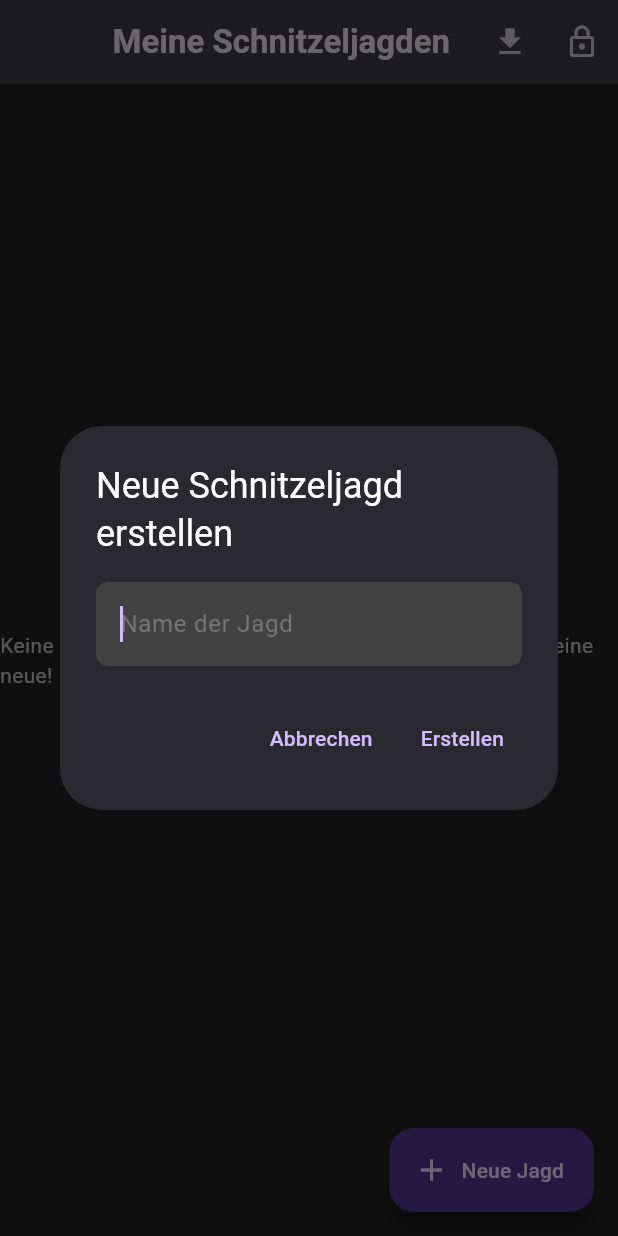
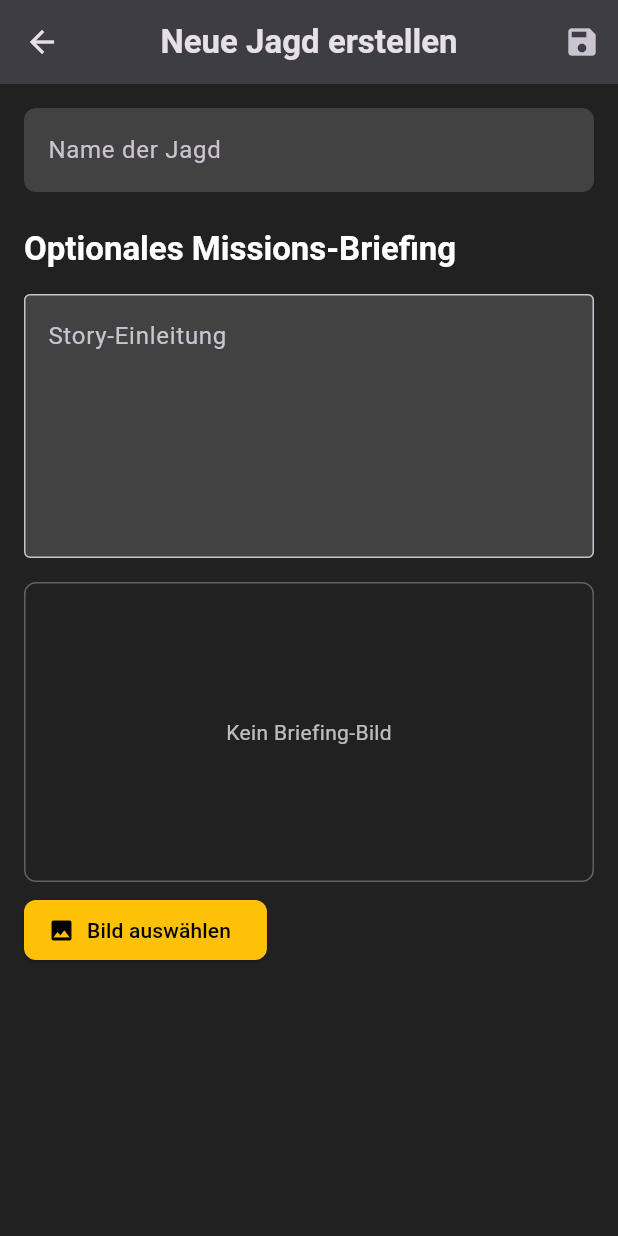
Before and after one commit to publicnevs2/cluemaster, a Flutter app: the AdminHuntListScreen screen opened directly, after a tap on "Neue Jagd", on a phone screen of 412 x 824 dp. Run offline on Flutter 3.47's test engine with Material 3 defaults, Android fonts, the phone set to English and light mode, and no system bars; drawn by our look-alikes of auto_size_text; our stand-ins replace file_picker, image_picker, just_audio, pinput, share_plus, vibration and 1 more; missing offline and left inert: clue_master, mobile_scanner, record; Roboto replaces fonts that are missing (SpecialElite); statements that could not run were skipped.

Commit message:
Missiontext ergänzt. v1.41

```diff
--- a/lib/data/models/hunt.dart
+++ b/lib/data/models/hunt.dart
@@ -21,12 +21,21 @@ class Hunt {
   /// Der Key ist der Code des Hinweises (z.B. "START"), der Value das Clue-Objekt.
   Map<String, Clue> clues;
 
+  // NEUE FELDER FÜR DAS BRIEFING
+  /// Optionaler Einleitungstext für die Mission.
+  final String? briefingText;
+
+  /// Optionaler Pfad zu einem Bild für das Missions-Briefing.
+  final String? briefingImageUrl;
+
   // ============================================================
   // SECTION: Konstruktor
   // ============================================================
   Hunt({
     required this.name,
     this.clues = const {}, // Standardmäßig eine leere Map
+    this.briefingText,
+    this.briefingImageUrl,
   });
 
   // ============================================================
@@ -44,6 +53,9 @@ class Hunt {
     return Hunt(
       name: json['name'],
       clues: cluesMap,
+      // NEUE FELDER AUS JSON LESEN
+      briefingText: json['briefingText'] as String?,
+      briefingImageUrl: json['briefingImageUrl'] as String?,
     );
   }
 
@@ -57,6 +69,9 @@ class Hunt {
     return {
       'name': name,
       'clues': cluesJson,
+      // NEUE FELDER IN JSON SCHREIBEN
+      'briefingText': briefingText,
+      'briefingImageUrl': briefingImageUrl,
     };
   }
 }
--- a/lib/features/admin/admin_hunt_list_screen.dart
+++ b/lib/features/admin/admin_hunt_list_screen.dart
@@ -1,11 +1,10 @@
-// lib/features/admin/admin_hunt_list_screen.dart
-
-import 'package:auto_size_text/auto_size_text.dart'; // <-- NEUER IMPORT
+import 'package:auto_size_text/auto_size_text.dart';
 import 'package:flutter/material.dart';
 import '../../core/services/clue_service.dart';
 import '../../data/models/hunt.dart';
 import 'admin_dashboard_screen.dart';
 import 'admin_change_password_screen.dart';
+import 'admin_hunt_settings_screen.dart'; // <-- NEUER IMPORT
 
 class AdminHuntListScreen extends StatefulWidget {
   const AdminHuntListScreen({super.key});
@@ -31,53 +30,30 @@ class _AdminHuntListScreenState extends State<AdminHuntListScreen> {
     }
   }
 
-  Future<void> _createNewHunt() async {
-    final huntNameController = TextEditingController();
-    final newHuntName = await showDialog<String>(
-      context: context,
-      builder: (context) => AlertDialog(
-        title: const Text('Neue Schnitzeljagd erstellen'),
-        content: TextField(
-          controller: huntNameController,
-          decoration: const InputDecoration(hintText: "Name der Jagd"),
-          autofocus: true,
+  // --- GEÄNDERT: Navigiert zum neuen Einstellungs-Bildschirm ---
+  Future<void> _navigateToHuntSettings(Hunt? hunt) async {
+    final result = await Navigator.push<bool>(
+      context,
+      MaterialPageRoute(
+        builder: (_) => AdminHuntSettingsScreen(
+          hunt: hunt,
+          // Wir übergeben die Liste der existierenden Namen, um Duplikate zu vermeiden
+          existingHuntNames: _hunts
+              .where((h) => h.name != hunt?.name)
+              .map((h) => h.name)
+              .toList(),
         ),
-        actions: [
-          TextButton(
-              onPressed: () => Navigator.pop(context),
-              child: const Text('Abbrechen')),
-          TextButton(
-            onPressed: () {
-              if (huntNameController.text.trim().isNotEmpty) {
-                Navigator.pop(context, huntNameController.text.trim());
-              }
-            },
-            child: const Text('Erstellen'),
-          ),
-        ],
       ),
     );
 
-    if (newHuntName != null) {
-      if (_hunts
-          .any((hunt) => hunt.name.toLowerCase() == newHuntName.toLowerCase())) {
-        if (!mounted) return;
-        ScaffoldMessenger.of(context).showSnackBar(
-          const SnackBar(
-              content: Text('Eine Jagd mit diesem Namen existiert bereits.'),
-              backgroundColor: Colors.red),
-        );
-        return;
-      }
-
-      final newHunt = Hunt(name: newHuntName, clues: {});
-      _hunts.add(newHunt);
-      await _clueService.saveHunts(_hunts);
+    // Wenn der Einstellungs-Bildschirm mit "true" zurückkehrt, laden wir die Liste neu.
+    if (result == true) {
       _loadHunts();
     }
   }
 
-  void _editHunt(Hunt hunt) {
+  // Navigiert zum Dashboard, um die Stationen (Clues) zu bearbeiten
+  void _navigateToDashboard(Hunt hunt) {
     Navigator.push(
       context,
       MaterialPageRoute(
@@ -166,7 +142,6 @@ class _AdminHuntListScreenState extends State<AdminHuntListScreen> {
   Widget build(BuildContext context) {
     return Scaffold(
       appBar: AppBar(
-        // *** HIER IST DIE ÄNDERUNG ***
         title: const AutoSizeText(
           'Meine Schnitzeljagden',
           maxLines: 1,
@@ -210,10 +185,16 @@ class _AdminHuntListScreenState extends State<AdminHuntListScreen> {
                         tooltip: 'Jagd teilen/exportieren',
                         onPressed: () => _exportHuntWithFeedback(hunt),
                       ),
+                      // --- NEUER BUTTON für die Jagd-Einstellungen ---
+                      IconButton(
+                        icon: const Icon(Icons.settings),
+                        tooltip: 'Jagd-Einstellungen (Name, Briefing)',
+                        onPressed: () => _navigateToHuntSettings(hunt),
+                      ),
                       IconButton(
                         icon: const Icon(Icons.edit),
                         tooltip: 'Stationen bearbeiten',
-                        onPressed: () => _editHunt(hunt),
+                        onPressed: () => _navigateToDashboard(hunt),
                       ),
                       IconButton(
                         icon: const Icon(Icons.delete, color: Colors.red),
@@ -222,12 +203,13 @@ class _AdminHuntListScreenState extends State<AdminHuntListScreen> {
                       ),
                     ],
                   ),
-                  onTap: () => _editHunt(hunt),
+                  onTap: () => _navigateToDashboard(hunt),
                 );
               },
             ),
       floatingActionButton: FloatingActionButton.extended(
-        onPressed: _createNewHunt,
+        // --- GEÄNDERT: Ruft die neue Navigationsfunktion auf ---
+        onPressed: () => _navigateToHuntSettings(null),
         label: const Text('Neue Jagd'),
         icon: const Icon(Icons.add),
       ),
--- /dev/null
+++ b/lib/features/admin/admin_hunt_settings_screen.dart
@@ -0,0 +1,171 @@
+import 'dart:io';
+import 'package:flutter/material.dart';
+import 'package:image_picker/image_picker.dart';
+import 'package:path_provider/path_provider.dart';
+import '../../core/services/clue_service.dart';
+import '../../data/models/hunt.dart';
+
+class AdminHuntSettingsScreen extends StatefulWidget {
+  final Hunt? hunt;
+  final List<String> existingHuntNames;
+
+  const AdminHuntSettingsScreen({
+    super.key,
+    this.hunt,
+    this.existingHuntNames = const [],
+  });
+
+  @override
+  State<AdminHuntSettingsScreen> createState() => _AdminHuntSettingsScreenState();
+}
+
+class _AdminHuntSettingsScreenState extends State<AdminHuntSettingsScreen> {
+  final _formKey = GlobalKey<FormState>();
+  final _clueService = ClueService();
+  final _imagePicker = ImagePicker();
+
+  late TextEditingController _nameController;
+  late TextEditingController _briefingTextController;
+  String? _briefingImagePath;
+
+  @override
+  void initState() {
+    super.initState();
+    _nameController = TextEditingController(text: widget.hunt?.name ?? '');
+    _briefingTextController = TextEditingController(text: widget.hunt?.briefingText ?? '');
+    _briefingImagePath = widget.hunt?.briefingImageUrl;
+  }
+
+  @override
+  void dispose() {
+    _nameController.dispose();
+    _briefingTextController.dispose();
+    super.dispose();
+  }
+
+  Future<void> _pickImage() async {
+    final pickedFile = await _imagePicker.pickImage(source: ImageSource.gallery);
+    if (pickedFile != null) {
+      // Kopiere die Datei in das App-Verzeichnis, um den Zugriff zu behalten
+      final appDir = await getApplicationDocumentsDirectory();
+      final fileName = pickedFile.path.split('/').last;
+      final savedImage = await File(pickedFile.path).copy('${appDir.path}/$fileName');
+      setState(() {
+        _briefingImagePath = 'file://${savedImage.path}';
+      });
+    }
+  }
+
+  Future<void> _saveHunt() async {
+    if (_formKey.currentState!.validate()) {
+      final allHunts = await _clueService.loadHunts();
+
+      final updatedHunt = Hunt(
+        name: _nameController.text.trim(),
+        briefingText: _briefingTextController.text.trim().isEmpty ? null : _briefingTextController.text.trim(),
+        briefingImageUrl: _briefingImagePath,
+        // Behalte die existierenden Clues bei, wenn die Jagd bearbeitet wird
+        clues: widget.hunt?.clues ?? {},
+      );
+
+      if (widget.hunt == null) {
+        // Neue Jagd hinzufügen
+        allHunts.add(updatedHunt);
+      } else {
+        // Bestehende Jagd aktualisieren
+        final index = allHunts.indexWhere((h) => h.name == widget.hunt!.name);
+        if (index != -1) {
+          allHunts[index] = updatedHunt;
+        }
+      }
+
+      await _clueService.saveHunts(allHunts);
+      if (mounted) {
+        Navigator.pop(context, true); // "true" signalisiert, dass die Liste neu geladen werden soll
+      }
+    }
+  }
+
+  @override
+  Widget build(BuildContext context) {
+    return Scaffold(
+      appBar: AppBar(
+        title: Text(widget.hunt == null ? 'Neue Jagd erstellen' : 'Jagd-Einstellungen'),
+        actions: [
+          IconButton(
+            icon: const Icon(Icons.save),
+            onPressed: _saveHunt,
+          ),
+        ],
+      ),
+      body: Form(
+        key: _formKey,
+        child: ListView(
+          padding: const EdgeInsets.all(16),
+          children: [
+            TextFormField(
+              controller: _nameController,
+              decoration: const InputDecoration(
+                labelText: 'Name der Jagd',
+                hintText: 'z.B. Schatzsuche im Park',
+              ),
+              validator: (value) {
+                final name = value?.trim() ?? '';
+                if (name.isEmpty) {
+                  return 'Der Name darf nicht leer sein.';
+                }
+                if (widget.existingHuntNames.any((element) => element.toLowerCase() == name.toLowerCase())) {
+                  return 'Eine Jagd mit diesem Namen existiert bereits.';
+                }
+                return null;
+              },
+            ),
+            const SizedBox(height: 24),
+            Text('Optionales Missions-Briefing', style: Theme.of(context).textTheme.titleLarge),
+            const SizedBox(height: 16),
+            TextFormField(
+              controller: _briefingTextController,
+              decoration: const InputDecoration(
+                labelText: 'Story-Einleitung',
+                hintText: 'Agent 00Sven, Ihre Mission, sollten Sie sie annehmen...',
+                alignLabelWithHint: true,
+                border: OutlineInputBorder(),
+              ),
+              maxLines: 6,
+            ),
+            const SizedBox(height: 16),
+            Container(
+              height: 200,
+              width: double.infinity,
+              decoration: BoxDecoration(
+                border: Border.all(color: Colors.grey.shade700),
+                borderRadius: BorderRadius.circular(8),
+              ),
+              child: _briefingImagePath != null
+                  ? Image.file(File(_briefingImagePath!.replaceFirst('file://', '')), fit: BoxFit.cover)
+                  : const Center(child: Text('Kein Briefing-Bild')),
+            ),
+            const SizedBox(height: 8),
+            Row(
+              children: [
+                ElevatedButton.icon(
+                  onPressed: _pickImage,
+                  icon: const Icon(Icons.image),
+                  label: const Text('Bild auswählen'),
+                ),
+                const SizedBox(width: 8),
+                if (_briefingImagePath != null)
+                  TextButton.icon(
+                    onPressed: () => setState(() => _briefingImagePath = null),
+                    icon: const Icon(Icons.delete_outline),
+                    label: const Text('Bild entfernen'),
+                    style: TextButton.styleFrom(foregroundColor: Colors.red),
+                  )
+              ],
+            ),
+          ],
+        ),
+      ),
+    );
+  }
+}
```
Also changed, not shown: lib/features/home/briefing_screen.dart (added, +114 -0 lines), lib/features/home/hunt_selection_screen.dart (+22 -3 lines).
